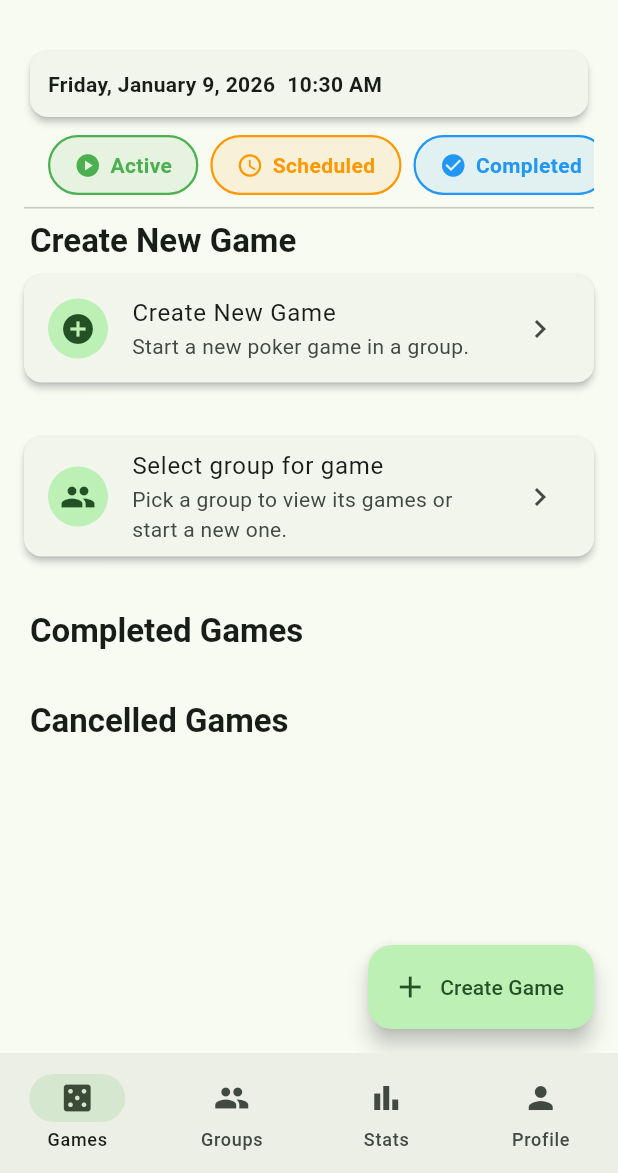
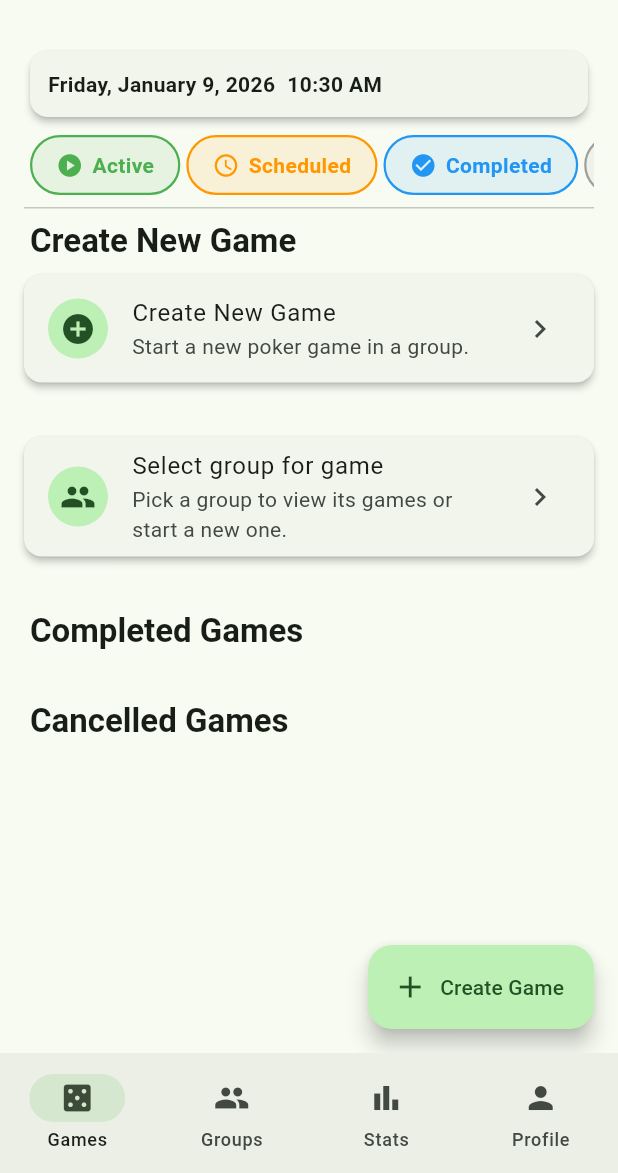
Before and after one commit to jchirayath/poker_manager, a Flutter app: the GroupsListScreen screen opened by its route, in the side drawer, after a tap on "Home", on a phone screen of 412 x 824 dp, the part 63-1236 px from its top. Run offline on Flutter 3.47's test engine with Material 3 defaults, Android fonts, the phone set to English and light mode, and no system bars; our stand-ins replace flutter_riverpod, flutter_svg, freezed_annotation, go_router, image_picker, package_info_plus and 1 more; accounts and stored records are empty; generated files the repository leaves out were written again; statements that could not run were skipped.

Commit message:
minor updates

```diff
--- a/lib/features/common/widgets/app_drawer.dart
+++ b/lib/features/common/widgets/app_drawer.dart
@@ -40,7 +40,7 @@ class AppDrawer extends StatelessWidget {
           ),
           ListTile(
             leading: const Icon(Icons.home),
-            title: const Text('Home'),
+            title: const Text('Home', overflow: TextOverflow.ellipsis),
             onTap: () {
               Navigator.of(context).pop();
               // Use GoRouter for navigation to home
@@ -53,7 +53,7 @@ class AppDrawer extends StatelessWidget {
           ),
           ListTile(
             leading: const Icon(Icons.info_outline),
-            title: const Text('How to Use'),
+            title: const Text('How to Use', overflow: TextOverflow.ellipsis),
             onTap: () {
               Navigator.of(context).pop();
               Navigator.of(context).push(
@@ -65,7 +65,7 @@ class AppDrawer extends StatelessWidget {
           ),
           ListTile(
             leading: const Icon(Icons.feedback_outlined),
-            title: const Text('Feedback'),
+            title: const Text('Feedback', overflow: TextOverflow.ellipsis),
             onTap: () {
               Navigator.of(context).pop();
               Navigator.of(context).push(
@@ -77,7 +77,7 @@ class AppDrawer extends StatelessWidget {
           ),
           ListTile(
             leading: const Icon(Icons.info),
-            title: const Text('About'),
+            title: const Text('About', overflow: TextOverflow.ellipsis),
             onTap: () {
               Navigator.of(context).pop();
               Navigator.of(context).push(
--- a/lib/features/games/presentation/screens/games_entry_screen.dart
+++ b/lib/features/games/presentation/screens/games_entry_screen.dart
@@ -26,6 +26,9 @@ class _GamesEntryScreenState extends ConsumerState<GamesEntryScreen> {
   final GlobalKey _cancelledGamesKey = GlobalKey();
   final GlobalKey _createGameKey = GlobalKey();
 
+  // Cache date formatters to avoid recreation
+  static final DateFormat _dateFormatter = DateFormat('EEEE, MMMM d, yyyy');
+  static final DateFormat _timeFormatter = DateFormat('h:mm a');
 
   @override
   void dispose() {
@@ -70,8 +73,6 @@ class _GamesEntryScreenState extends ConsumerState<GamesEntryScreen> {
   @override
   Widget build(BuildContext context) {
     final now = DateTime.now();
-    final dateFormatter = DateFormat('EEEE, MMMM d, yyyy');
-    final timeFormatter = DateFormat('h:mm a');
 
     final dateTimeCard = Card(
       child: Padding(
@@ -83,18 +84,20 @@ class _GamesEntryScreenState extends ConsumerState<GamesEntryScreen> {
             crossAxisAlignment: CrossAxisAlignment.center,
             children: [
               Text(
-                dateFormatter.format(now),
+                _dateFormatter.format(now),
                 style: Theme.of(context).textTheme.bodyMedium?.copyWith(
                       fontWeight: FontWeight.bold,
                       fontSize: 14,
+                      overflow: TextOverflow.ellipsis,
                     ),
               ),
               const SizedBox(width: 8),
               Text(
-                timeFormatter.format(now),
+                _timeFormatter.format(now),
                 style: Theme.of(context).textTheme.bodyMedium?.copyWith(
                       fontWeight: FontWeight.bold,
                       fontSize: 14,
+                      overflow: TextOverflow.ellipsis,
                     ),
               ),
             ],
@@ -138,7 +141,8 @@ class _GamesEntryScreenState extends ConsumerState<GamesEntryScreen> {
               padding: const EdgeInsets.symmetric(vertical: 8),
               child: ListView(
                 scrollDirection: Axis.horizontal,
-                padding: const EdgeInsets.symmetric(horizontal: 16),
+                padding: const EdgeInsets.symmetric(horizontal: 4), // reduce padding
+                shrinkWrap: true,
                 children: [
                   _NavigationChip(
                     label: 'Active',
@@ -146,21 +150,21 @@ class _GamesEntryScreenState extends ConsumerState<GamesEntryScreen> {
                     color: Colors.green,
                     onTap: () => _scrollToSection(_activeGamesKey),
                   ),
-                  const SizedBox(width: 8),
+                  const SizedBox(width: 4),
                   _NavigationChip(
                     label: 'Scheduled',
                     icon: Icons.schedule,
                     color: Colors.orange,
                     onTap: () => _scrollToSection(_scheduledGamesKey),
                   ),
-                  const SizedBox(width: 8),
+                  const SizedBox(width: 4),
                   _NavigationChip(
                     label: 'Completed',
                     icon: Icons.check_circle,
                     color: Colors.blue,
                     onTap: () => _scrollToSection(_completedGamesKey),
                   ),
-                  const SizedBox(width: 8),
+                  const SizedBox(width: 4),
                   _NavigationChip(
                     label: 'Cancelled',
                     icon: Icons.cancel,
@@ -208,26 +212,31 @@ class _GamesEntryScreenState extends ConsumerState<GamesEntryScreen> {
                 child: Text('Error loading games: $error'),
               ),
               data: (allGames) {
-                final inProgressGames = allGames
-                    .where((gwg) => gwg.game.status == 'in_progress')
-                    .toList();
+                // Single pass filtering for better performance
+                final inProgressGames = <GameWithGroup>[];
+                final scheduledGames = <GameWithGroup>[];
 
-                // Show all scheduled games, sorted by most recent date
-                final allScheduledGames = allGames
-                    .where((gwg) => gwg.game.status == 'scheduled')
-                    .toList()
-                  ..sort((a, b) => b.game.gameDate.compareTo(a.game.gameDate));
+                for (final gwg in allGames) {
+                  if (gwg.game.status == 'in_progress') {
+                    inProgressGames.add(gwg);
+                  } else if (gwg.game.status == 'scheduled') {
+                    scheduledGames.add(gwg);
+                  }
+                }
+
+                // Sort scheduled games by date
+                scheduledGames.sort((a, b) => b.game.gameDate.compareTo(a.game.gameDate));
 
                 return Column(
                   crossAxisAlignment: CrossAxisAlignment.start,
                   children: [
                     // Active Games Section
+                    if (inProgressGames.isNotEmpty)
                       SizedBox(
                         key: _activeGamesKey,
                         child: Column(
                           crossAxisAlignment: CrossAxisAlignment.start,
                           children: [
-                          if (inProgressGames.isNotEmpty) ...[
                             Padding(
                               padding: const EdgeInsets.only(left: 4, bottom: 8),
                               child: Text(
@@ -237,24 +246,24 @@ class _GamesEntryScreenState extends ConsumerState<GamesEntryScreen> {
                                     ),
                               ),
                             ),
-                            ...inProgressGames.map((gwg) => _GameCard(
+                            for (final gwg in inProgressGames)
+                              _GameCard(
+                                key: ValueKey(gwg.game.id),
                                 gameWithGroup: gwg,
                                 onTap: () => _openGameDetail(context, gwg.game.id),
-                                )),
+                              ),
                             const SizedBox(height: 24),
-                          ] else
-                            const SizedBox.shrink(),
                           ],
                         ),
                       ),
 
                     // Start Games Section (scheduled)
+                    if (scheduledGames.isNotEmpty)
                       SizedBox(
                         key: _scheduledGamesKey,
                         child: Column(
                           crossAxisAlignment: CrossAxisAlignment.start,
                           children: [
-                          if (allScheduledGames.isNotEmpty) ...[
                             Padding(
                               padding: const EdgeInsets.only(left: 4, bottom: 8),
                               child: Text(
@@ -264,13 +273,13 @@ class _GamesEntryScreenState extends ConsumerState<GamesEntryScreen> {
                                     ),
                               ),
                             ),
-                            ...allScheduledGames.map((gwg) => _GameCard(
+                            for (final gwg in scheduledGames)
+                              _GameCard(
+                                key: ValueKey(gwg.game.id),
                                 gameWithGroup: gwg,
                                 onTap: () => _openGameDetail(context, gwg.game.id),
-                                )),
+                              ),
                             const SizedBox(height: 24),
-                          ] else
-                            const SizedBox.shrink(),
                           ],
                         ),
                       ),
@@ -294,26 +303,44 @@ class _GamesEntryScreenState extends ConsumerState<GamesEntryScreen> {
             ),
             const SizedBox(height: 24),
 
-            // Completed Games Section
-            SizedBox(
+            // Completed and Cancelled Games Section
+            pastGamesAsync.when(
+              loading: () => SizedBox(
                 key: _completedGamesKey,
-              child: pastGamesAsync.when(
-                loading: () => const Center(
+                child: const Center(
                   child: Padding(
                     padding: EdgeInsets.all(24),
                     child: CircularProgressIndicator(),
                   ),
                 ),
-                error: (error, stack) => Padding(
+              ),
+              error: (error, stack) => SizedBox(
+                key: _completedGamesKey,
+                child: Padding(
                   padding: const EdgeInsets.symmetric(vertical: 8),
                   child: Text('Error loading past games: $error'),
                 ),
+              ),
               data: (allPastGames) {
-                  final completedGames = allPastGames
-                      .where((gwg) => gwg.game.status == 'completed')
-                      .toList();
+                // Single pass filtering for completed and cancelled games
+                final completedGames = <GameWithGroup>[];
+                final cancelledGames = <GameWithGroup>[];
+
+                for (final gwg in allPastGames) {
+                  if (gwg.game.status == 'completed') {
+                    completedGames.add(gwg);
+                  } else if (gwg.game.status == 'cancelled') {
+                    cancelledGames.add(gwg);
+                  }
+                }
 
                 return Column(
+                  crossAxisAlignment: CrossAxisAlignment.start,
+                  children: [
+                    // Completed Games Section
+                    SizedBox(
+                      key: _completedGamesKey,
+                      child: Column(
                         crossAxisAlignment: CrossAxisAlignment.start,
                         children: [
                           Padding(
@@ -325,11 +352,13 @@ class _GamesEntryScreenState extends ConsumerState<GamesEntryScreen> {
                                   ),
                             ),
                           ),
-                      if (completedGames.isNotEmpty) ...
-                        completedGames.take(10).map((gwg) => _GameCard(
-                            gameWithGroup: gwg,
-                            onTap: () => _openGameDetail(context, gwg.game.id),
-                          )),
+                          if (completedGames.isNotEmpty)
+                            for (var i = 0; i < (completedGames.length > 10 ? 10 : completedGames.length); i++)
+                              _GameCard(
+                                key: ValueKey(completedGames[i].game.id),
+                                gameWithGroup: completedGames[i],
+                                onTap: () => _openGameDetail(context, completedGames[i].game.id),
+                              ),
                           if (completedGames.length > 10)
                             Padding(
                               padding: const EdgeInsets.only(top: 8),
@@ -348,23 +377,13 @@ class _GamesEntryScreenState extends ConsumerState<GamesEntryScreen> {
                             ),
                           const SizedBox(height: 24),
                         ],
-                  );
-                },
                       ),
                     ),
 
                     // Cancelled Games Section
                     SizedBox(
                       key: _cancelledGamesKey,
-              child: pastGamesAsync.when(
-                loading: () => const SizedBox.shrink(),
-                error: (error, stack) => const SizedBox.shrink(),
-                data: (allPastGames) {
-                  final cancelledGames = allPastGames
-                      .where((gwg) => gwg.game.status == 'cancelled')
-                      .toList();
-
-                  return Column(
+                      child: Column(
                         crossAxisAlignment: CrossAxisAlignment.start,
                         children: [
                           Padding(
@@ -376,11 +395,13 @@ class _GamesEntryScreenState extends ConsumerState<GamesEntryScreen> {
                                   ),
                             ),
                           ),
-                      if (cancelledGames.isNotEmpty) ...
-                        cancelledGames.take(10).map((gwg) => _GameCard(
-                            gameWithGroup: gwg,
-                            onTap: () => _openGameDetail(context, gwg.game.id),
-                          )),
+                          if (cancelledGames.isNotEmpty)
+                            for (var i = 0; i < (cancelledGames.length > 10 ? 10 : cancelledGames.length); i++)
+                              _GameCard(
+                                key: ValueKey(cancelledGames[i].game.id),
+                                gameWithGroup: cancelledGames[i],
+                                onTap: () => _openGameDetail(context, cancelledGames[i].game.id),
+                              ),
                           if (cancelledGames.length > 10)
                             Padding(
                               padding: const EdgeInsets.only(top: 8),
@@ -399,9 +420,11 @@ class _GamesEntryScreenState extends ConsumerState<GamesEntryScreen> {
                             ),
                           const SizedBox(height: 24),
                         ],
+                      ),
+                    ),
+                  ],
                 );
               },
-              ),
             ),
           ],
         ),
@@ -509,9 +532,14 @@ class _GameCard extends StatelessWidget {
   final VoidCallback onTap;
 
   const _GameCard({
+    super.key,
     required this.gameWithGroup,
     required this.onTap,
   });
+
+  // Cache date formatters to avoid recreation
+  static final DateFormat _dateFormatter = DateFormat('MMM d, yyyy');
+  static final DateFormat _timeFormatter = DateFormat('h:mm a');
 
   static Widget _buildGroupAvatar(String? url, String fallback, BuildContext context) {
     final letter = fallback.isNotEmpty ? fallback[0].toUpperCase() : 'G';
@@ -554,8 +582,6 @@ class _GameCard extends StatelessWidget {
   @override
   Widget build(BuildContext context) {
     final game = gameWithGroup.game;
-    final dateFormatter = DateFormat('MMM d, yyyy');
-    final timeFormatter = DateFormat('h:mm a');
 
     Color iconColor;
     IconData iconData;
@@ -626,7 +652,7 @@ class _GameCard extends StatelessWidget {
               children: [
                 const Icon(Icons.calendar_today, size: 12),
                 const SizedBox(width: 4),
-                Text('${dateFormatter.format(game.gameDate)} at ${timeFormatter.format(game.gameDate)}'),
+                Text('${_dateFormatter.format(game.gameDate)} at ${_timeFormatter.format(game.gameDate)}'),
               ],
             ),
             if (game.location?.isNotEmpty == true) ...[
--- a/lib/features/settlements/presentation/screens/settlement_screen.dart
+++ b/lib/features/settlements/presentation/screens/settlement_screen.dart
@@ -7,6 +7,8 @@ import '../../../../core/services/error_logger_service.dart';
 import '../../../../shared/models/result.dart';
 import '../../../games/data/repositories/games_repository.dart';
 import '../../data/models/settlement_model.dart';
+
+import 'package:url_launcher/url_launcher.dart';
 import '../../data/repositories/settlements_repository.dart';
 
 final settlementsRepositoryProvider = Provider((ref) => SettlementsRepository());
@@ -110,6 +112,25 @@ class SettlementScreen extends ConsumerStatefulWidget {
 }
 
 class _SettlementScreenState extends ConsumerState<SettlementScreen> {
+    Future<void> _launchPaymentApp({required String method, required double amount, required String? payeeName}) async {
+      String url = '';
+      final formattedAmount = amount.toStringAsFixed(2);
+      // You may want to map payeeName to an email/username/phone in real app
+      // For demo, just use the name as a placeholder
+      if (method == 'paypal') {
+        // PayPal.me link (replace with real username if available)
+        url = 'https://www.paypal.me/${payeeName ?? ''}/$formattedAmount';
+      } else if (method == 'venmo') {
+        // Venmo deep link (replace with real username if available)
+        url = 'venmo://paycharge?txn=pay&amount=$formattedAmount&note=Poker%20Settlement';
+      }
+      if (await canLaunchUrl(Uri.parse(url))) {
+        await launchUrl(Uri.parse(url), mode: LaunchMode.externalApplication);
+      } else {
+        // Fallback: open in browser
+        await launchUrl(Uri.parse(url), mode: LaunchMode.platformDefault);
+      }
+    }
   bool _isCalculating = false;
 
   Future<void> _calculateSettlement() async {
@@ -353,7 +374,6 @@ class _SettlementScreenState extends ConsumerState<SettlementScreen> {
                                 ? 'Pay $otherUserName'
                                 : 'Get Paid from $otherUserName';
                               final amountColor = isPayer ? Colors.red : Colors.green;
-
                               return TableRow(
                                 children: [
                                   Padding(
@@ -378,6 +398,26 @@ class _SettlementScreenState extends ConsumerState<SettlementScreen> {
                                             color: Colors.green,
                                             size: 20,
                                           ),
+                                        if (isPayer && settlement.status != 'completed') ...[
+                                          IconButton(
+                                            icon: const Icon(Icons.account_balance_wallet, color: Colors.blue, size: 20),
+                                            tooltip: 'Pay with PayPal',
+                                            onPressed: () => _launchPaymentApp(
+                                              method: 'paypal',
+                                              amount: settlement.amount,
+                                              payeeName: settlement.payeeName,
+                                            ),
+                                          ),
+                                          IconButton(
+                                            icon: const Icon(Icons.mobile_friendly, color: Colors.green, size: 20),
+                                            tooltip: 'Pay with Venmo',
+                                            onPressed: () => _launchPaymentApp(
+                                              method: 'venmo',
+                                              amount: settlement.amount,
+                                              payeeName: settlement.payeeName,
+                                            ),
+                                          ),
+                                        ],
                                       ],
                                     ),
                                   ),
```
Also changed, not shown: 1 other file. Lines whose indentation alone changed are shown as unchanged.
